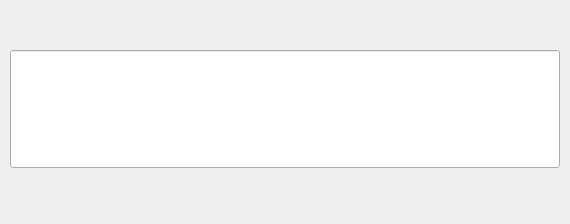
First picture: the form in forms/NoteButton.ui, repository Patryk-Trojak/Notes, before the edit.
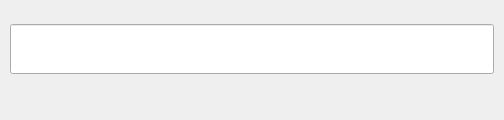
Second picture: the form after the edit. Icons and pictures are not drawn.

Commit message: Increase font size in titleEdit in NoteButton

Patch:
```diff
--- a/forms/NoteButton.ui
+++ b/forms/NoteButton.ui
@@ -6,8 +6,8 @@
    <rect>
     <x>0</x>
     <y>0</y>
-    <width>570</width>
-    <height>224</height>
+    <width>504</width>
+    <height>120</height>
    </rect>
   </property>
   <property name="sizePolicy">
@@ -68,6 +68,14 @@
        <height>50</height>
       </size>
      </property>
+     <property name="font">
+      <font>
+       <pointsize>14</pointsize>
+      </font>
+     </property>
+     <property name="frame">
+      <bool>true</bool>
+     </property>
     </widget>
    </item>
    <item>
```
